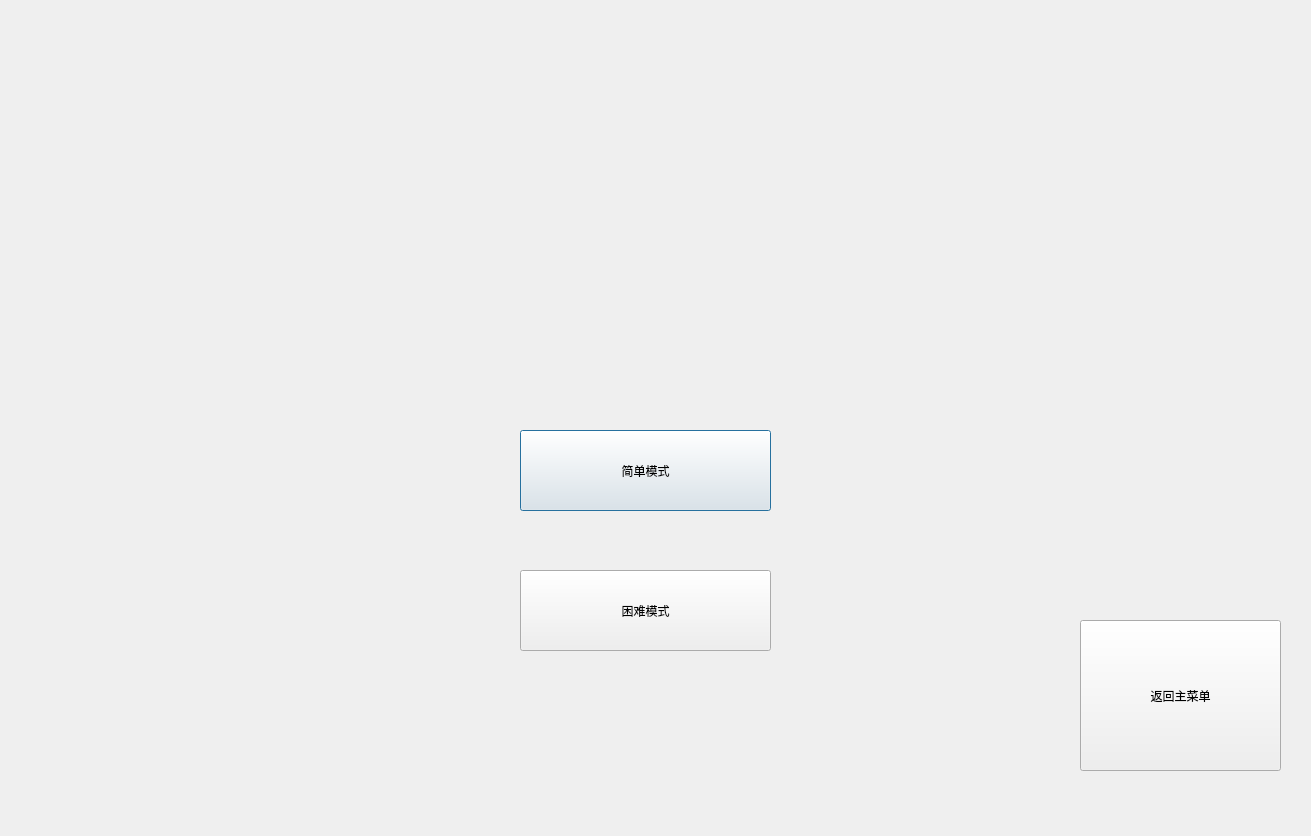
Old version of the form chooselevelscene.ui in the repository 1466369283/towerdefense.
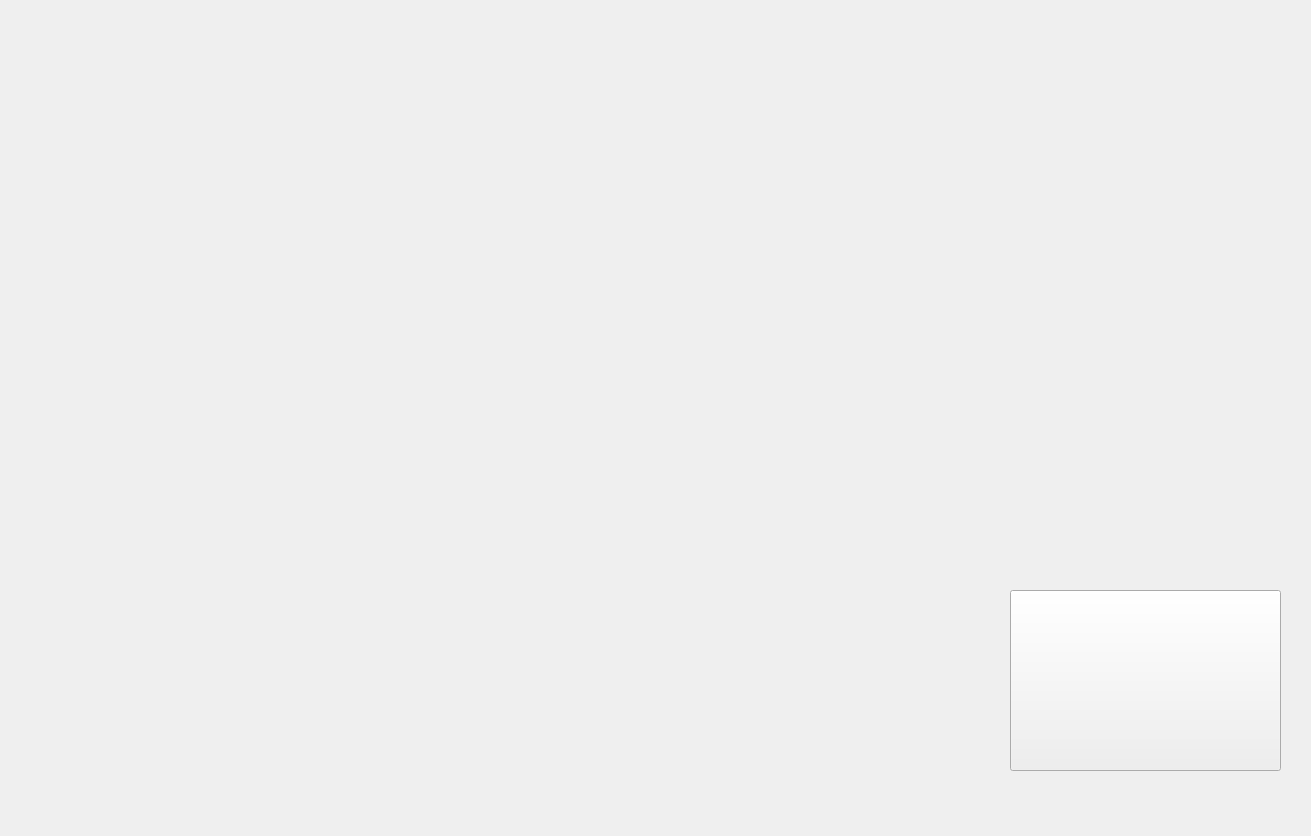
New version of the form. Icons and pictures are not drawn.

```diff
--- a/chooselevelscene.ui
+++ b/chooselevelscene.ui
@@ -16,40 +16,51 @@
   <widget class="QPushButton" name="pushButton">
    <property name="geometry">
     <rect>
-     <x>520</x>
-     <y>430</y>
-     <width>251</width>
-     <height>81</height>
+     <x>540</x>
+     <y>530</y>
+     <width>201</width>
+     <height>101</height>
     </rect>
    </property>
+   <property name="styleSheet">
+    <string notr="true">border-image:url(:/images/chooseEasy.png)
+setStyleSheet(&quot;border:2px groove gray;border-radius:10px;padding:2px 4px;&quot;);</string>
+   </property>
    <property name="text">
-    <string>简单模式</string>
+    <string/>
    </property>
   </widget>
   <widget class="QPushButton" name="pushButton_2">
    <property name="geometry">
     <rect>
-     <x>520</x>
-     <y>570</y>
-     <width>251</width>
-     <height>81</height>
+     <x>540</x>
+     <y>650</y>
+     <width>201</width>
+     <height>101</height>
     </rect>
    </property>
+   <property name="styleSheet">
+    <string notr="true">border-image:url(:/images/chooseHard.png)
+setStyleSheet(&quot;border:2px groove gray;border-radius:10px;padding:2px 4px;&quot;);</string>
+   </property>
    <property name="text">
-    <string>困难模式</string>
+    <string/>
    </property>
   </widget>
   <widget class="QPushButton" name="pushButton_3">
    <property name="geometry">
     <rect>
-     <x>1080</x>
-     <y>620</y>
-     <width>201</width>
-     <height>151</height>
+     <x>1010</x>
+     <y>590</y>
+     <width>271</width>
+     <height>181</height>
     </rect>
    </property>
+   <property name="styleSheet">
+    <string notr="true">border-image:url(:/images/return.png)</string>
+   </property>
    <property name="text">
-    <string>返回主菜单</string>
+    <string/>
    </property>
   </widget>
  </widget>
```
